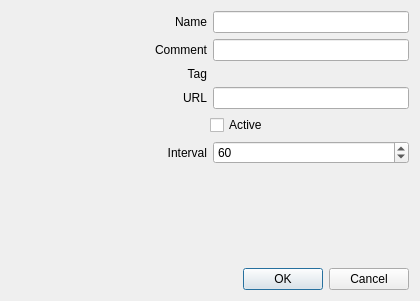
Above: sources/awesomewidgets/extnetworkrequest.ui from arcan1s/awesome-widgets before the change. Below: the same form after it.
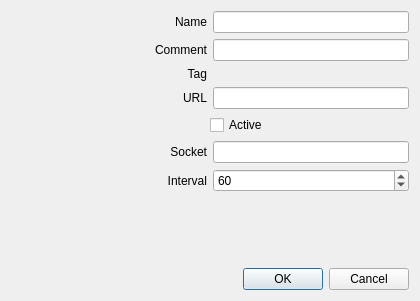
That is the form after the change.

```diff
--- a/sources/awesomewidgets/extnetworkrequest.ui
+++ b/sources/awesomewidgets/extnetworkrequest.ui
@@ -134,6 +134,29 @@
      </item>
     </layout>
    </item>
+   <item>
+    <layout class="QHBoxLayout" name="layout_socket">
+     <item>
+      <widget class="QLabel" name="label_socket">
+       <property name="sizePolicy">
+        <sizepolicy hsizetype="Expanding" vsizetype="Preferred">
+         <horstretch>0</horstretch>
+         <verstretch>0</verstretch>
+        </sizepolicy>
+       </property>
+       <property name="text">
+        <string>Socket</string>
+       </property>
+       <property name="alignment">
+        <set>Qt::AlignRight|Qt::AlignTrailing|Qt::AlignVCenter</set>
+       </property>
+      </widget>
+     </item>
+     <item>
+      <widget class="QLineEdit" name="lineEdit_socket"/>
+     </item>
+    </layout>
+   </item>
    <item>
     <layout class="QHBoxLayout" name="layout_interval">
      <item>
```
